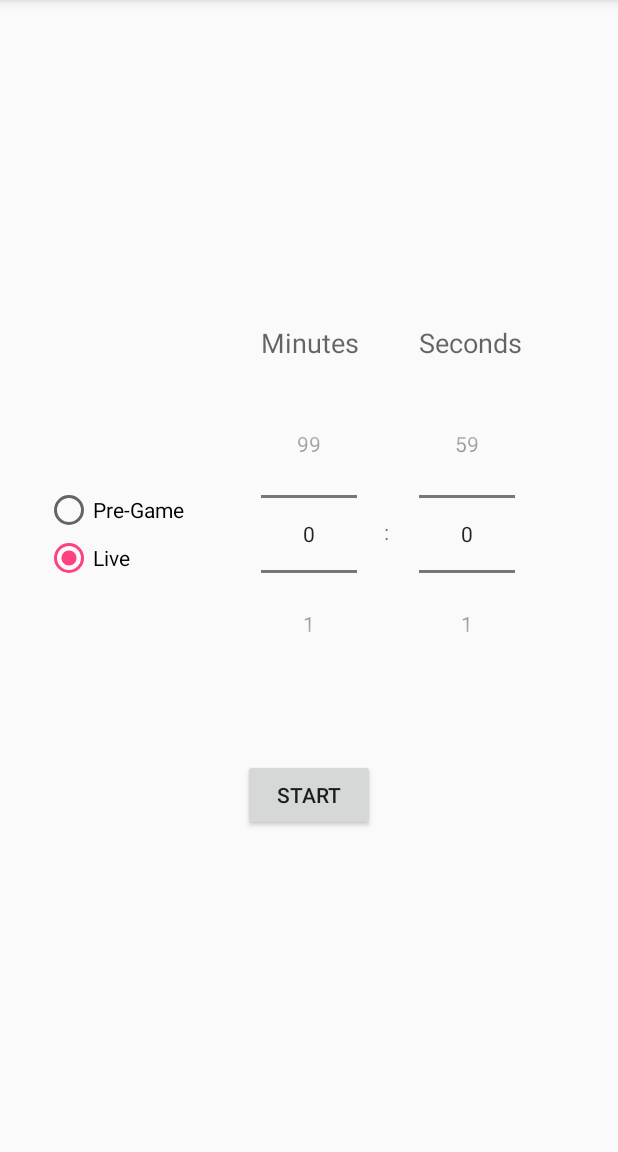
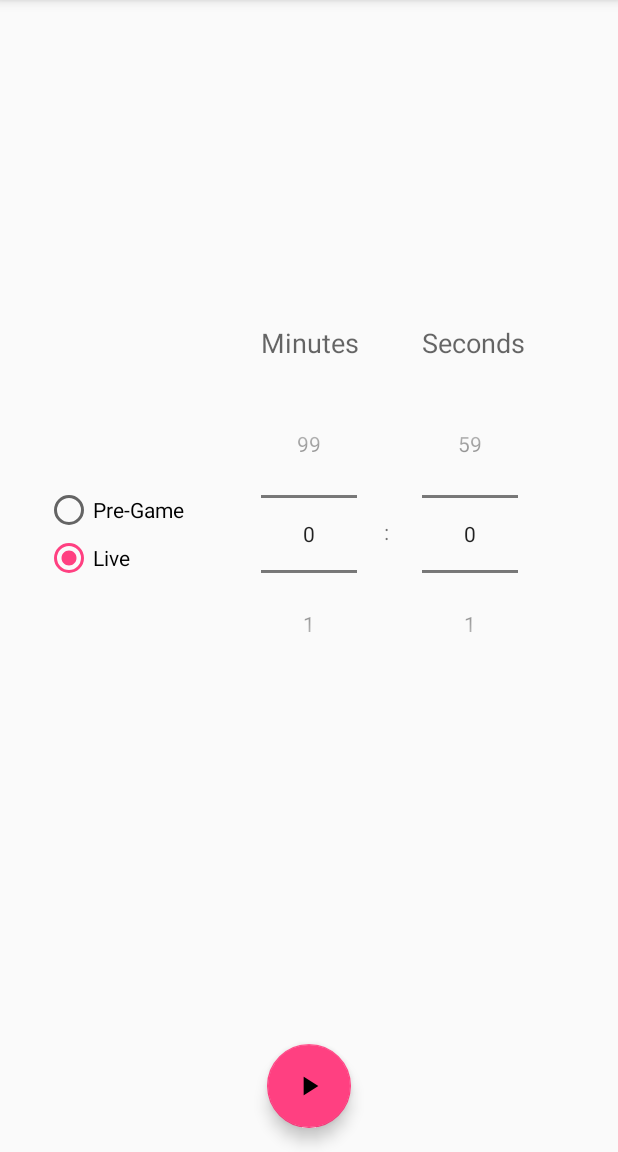
Before and after one commit to jimzhaozhengwang/DOTA-2-Timing-Reminder, an Android app: the screen it shows after launch (MainActivity), on a phone screen of 412 x 824 dp, the part 84-1236 px from its top. Run offline under Robolectric (Android 15) with nearby library versions, the phone set to English and light mode, and no system bars.

Commit message:
changed button to floatingActionButton

```diff
--- a/app/src/main/java/ucalled911/DOTA2TimerAndReminder/app/MainActivity.java
+++ b/app/src/main/java/ucalled911/DOTA2TimerAndReminder/app/MainActivity.java
@@ -1,6 +1,7 @@
 package ucalled911.DOTA2TimerAndReminder.app;
 
 import android.content.Intent;
+import android.support.design.widget.FloatingActionButton;
 import android.support.v4.widget.DrawerLayout;
 import android.support.v7.app.AppCompatActivity;
 import android.os.Bundle;
@@ -123,13 +124,13 @@ public class MainActivity extends AppCompatActivity {
     public void start_button_listener(){
         final RadioButton before_button = (RadioButton) findViewById(R.id.before_button);
         // RadioButton after_button = (RadioButton) findViewById(R.id.after_button);
-
-        Button start_button = (Button) findViewById(R.id.start_button);
         final RadioGroup before_after_group = (RadioGroup) findViewById(R.id.before_after_group);
 
-        start_button.setOnClickListener(
-                new Button.OnClickListener() {
-                    public void onClick(View V) {
+        FloatingActionButton fab_start = (FloatingActionButton) findViewById(R.id.fab);
+
+        fab_start.setOnClickListener(new View.OnClickListener() {
+            @Override
+            public void onClick(View view) {
                 int before_after_selected_id = before_after_group.getCheckedRadioButtonId();
                 before_after_button = (RadioButton) findViewById(before_after_selected_id);
                 if (before_after_button.getId() == before_button.getId()) {
@@ -141,8 +142,7 @@ public class MainActivity extends AppCompatActivity {
                 finish();
                 startActivity(reminder_activity);
             }
-                }
-        );
+        });
     }
 
     public int getSecond(){
--- a/app/src/main/res/layout/activity_main.xml
+++ b/app/src/main/res/layout/activity_main.xml
@@ -1,111 +1,117 @@
 <?xml version="1.0" encoding="utf-8"?>
-<android.support.v4.widget.DrawerLayout
-    xmlns:android="http://schemas.android.com/apk/res/android"
+<android.support.v4.widget.DrawerLayout xmlns:android="http://schemas.android.com/apk/res/android"
+    xmlns:app="http://schemas.android.com/apk/res-auto"
     xmlns:tools="http://schemas.android.com/tools"
     android:id="@+id/drawer_layout"
     android:layout_width="match_parent"
     android:layout_height="match_parent">
 
-    <RelativeLayout
-        xmlns:android="http://schemas.android.com/apk/res/android"
+    <RelativeLayout xmlns:android="http://schemas.android.com/apk/res/android"
         xmlns:tools="http://schemas.android.com/tools"
         android:layout_width="match_parent"
         android:layout_height="match_parent"
         tools:context="ucalled911.DOTA2TimerAndReminder.app.MainActivity">
 
 
-        <include android:id="@+id/toolbar" layout="@layout/toolbar"/>
-
+        <include
+            android:id="@+id/toolbar"
+            layout="@layout/toolbar" />
 
 
         <NumberPicker
+            android:id="@+id/minute_picker"
             android:layout_width="wrap_content"
             android:layout_height="wrap_content"
-            android:id="@+id/minute_picker"
-            android:layout_centerVertical="true"
-            android:layout_centerHorizontal="true" />
+            android:layout_centerHorizontal="true"
+            android:layout_centerVertical="true" />
 
         <NumberPicker
+            android:id="@+id/second_picker"
             android:layout_width="wrap_content"
             android:layout_height="wrap_content"
-            android:id="@+id/second_picker"
+            android:layout_alignBaseline="@+id/minute_picker"
+            android:layout_alignBottom="@+id/minute_picker"
+            android:layout_marginLeft="22dp"
+            android:layout_marginStart="22dp"
+            android:layout_toEndOf="@+id/colon"
+            android:layout_toRightOf="@+id/colon" />
 
-            android:layout_marginLeft="29dp"
-            android:layout_marginStart="29dp"
-            android:layout_above="@+id/start_button"
-            android:layout_toRightOf="@+id/start_button"
-            android:layout_toEndOf="@+id/start_button" />
+        <android.support.design.widget.CoordinatorLayout
+            android:layout_width="match_parent"
+            android:layout_height="match_parent">
 
-        <Button
+            <android.support.design.widget.FloatingActionButton
+                android:id="@+id/fab"
+                android:layout_width="wrap_content"
+                android:layout_height="wrap_content"
+                android:layout_centerHorizontal="true"
+                android:layout_gravity="bottom|center"
+                android:layout_margin="16dp"
+                android:src="@mipmap/ic_play" />
+
+        </android.support.design.widget.CoordinatorLayout>
+
+        <RadioGroup
+            android:id="@+id/before_after_group"
             android:layout_width="wrap_content"
             android:layout_height="wrap_content"
-            android:text="@string/r_start"
-            android:id="@+id/start_button"
-            android:layout_marginTop="60dp"
-            android:layout_below="@+id/minute_picker"
-            android:layout_centerHorizontal="true" />
-
-        <RadioGroup
-            android:layout_width="wrap_content"
-            android:layout_height="wrap_content"
-            android:id="@+id/before_after_group"
-            android:layout_centerVertical="true"
             android:layout_alignParentLeft="true"
             android:layout_alignParentStart="true"
+            android:layout_centerVertical="true"
             android:layout_marginLeft="30dp"
             android:layout_marginStart="30dp">
 
             <RadioButton
+                android:id="@+id/before_button"
                 android:layout_width="wrap_content"
                 android:layout_height="wrap_content"
-                android:text="@string/r_before"
-                android:id="@+id/before_button"
-                android:checked="false" />
+                android:checked="false"
+                android:text="@string/r_before" />
 
             <RadioButton
+                android:id="@+id/after_button"
                 android:layout_width="wrap_content"
                 android:layout_height="wrap_content"
-                android:text="@string/r_after"
-                android:id="@+id/after_button"
-                android:checked="true"
                 android:layout_above="@+id/before_after_group"
                 android:layout_alignLeft="@+id/before_after_group"
-                android:layout_alignStart="@+id/before_after_group" />
+                android:layout_alignStart="@+id/before_after_group"
+                android:checked="true"
+                android:text="@string/r_after" />
 
         </RadioGroup>
 
         <TextView
+            android:id="@+id/minute_text"
             android:layout_width="wrap_content"
             android:layout_height="wrap_content"
-            android:textAppearance="?android:attr/textAppearanceMedium"
-            android:text="@string/r_minutes"
-            android:id="@+id/minute_text"
-            android:layout_marginBottom="25dp"
             android:layout_above="@+id/minute_picker"
             android:layout_alignLeft="@+id/minute_picker"
-            android:layout_alignStart="@+id/minute_picker" />
+            android:layout_alignStart="@+id/minute_picker"
+            android:layout_marginBottom="25dp"
+            android:text="@string/r_minutes"
+            android:textAppearance="?android:attr/textAppearanceMedium" />
 
         <TextView
+            android:id="@+id/seconds_text"
             android:layout_width="wrap_content"
             android:layout_height="wrap_content"
-            android:textAppearance="?android:attr/textAppearanceMedium"
+            android:layout_alignLeft="@+id/second_picker"
+            android:layout_alignStart="@+id/second_picker"
+            android:layout_alignTop="@+id/minute_text"
             android:text="@string/r_seconds"
-            android:id="@+id/seconds_text"
-            android:layout_alignTop="@+id/minute_text"
-            android:layout_alignLeft="@+id/second_picker"
-            android:layout_alignStart="@+id/second_picker" />
+            android:textAppearance="?android:attr/textAppearanceMedium" />
 
         <TextView
+            android:id="@+id/colon"
             android:layout_width="wrap_content"
             android:layout_height="wrap_content"
-            android:textAppearance="?android:attr/textAppearanceSmall"
-            android:text="@string/r_colon"
-            android:id="@+id/colon"
+            android:layout_alignBottom="@+id/before_after_group"
             android:layout_marginBottom="24dp"
             android:layout_marginLeft="18dp"
-            android:layout_alignBottom="@+id/before_after_group"
+            android:layout_toEndOf="@+id/minute_picker"
             android:layout_toRightOf="@+id/minute_picker"
-            android:layout_toEndOf="@+id/minute_picker" />
+            android:text="@string/r_colon"
+            android:textAppearance="?android:attr/textAppearanceSmall" />
 
     </RelativeLayout>
 
@@ -115,7 +121,7 @@
         android:layout_width="270dp"
         android:layout_height="match_parent"
         android:layout_gravity="start"
-        tools:layout="@layout/fragment_navigation_drawer"/>
+        tools:layout="@layout/fragment_navigation_drawer" />
 
 
 </android.support.v4.widget.DrawerLayout>
```
Also changed, not shown: app/src/main/ic_play-web.png (added), app/src/main/res/mipmap-hdpi/ic_play.png (added), app/src/main/res/mipmap-mdpi/ic_play.png (added), app/src/main/res/mipmap-xhdpi/ic_play.png (added), app/src/main/res/mipmap-xxhdpi/ic_play.png (added), app/src/main/res/mipmap-xxxhdpi/ic_play.png (added). Lines whose indentation alone changed are shown as unchanged.
